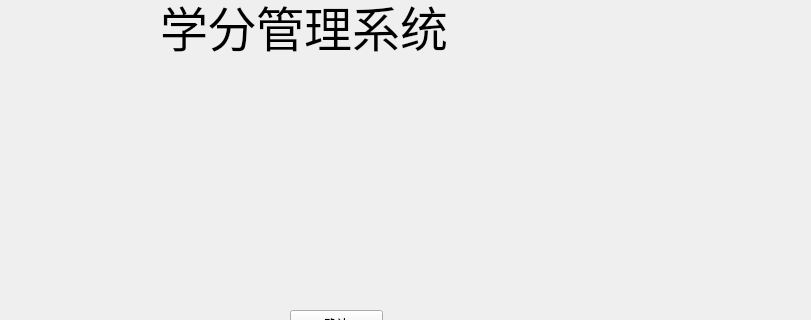
Qt form Tz.ui (ZxxWs/CppClassDesign) before a commit; both pictures show x 210 to 1021 and y 117 to 437 of the 1118 by 662 pixel window.
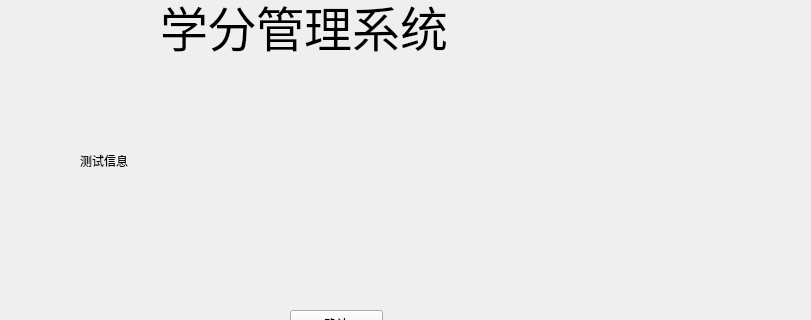
The same form after that commit.

```diff
--- a/Tz.ui
+++ b/Tz.ui
@@ -45,6 +45,19 @@
      <string>确认</string>
     </property>
    </widget>
+   <widget class="QLabel" name="TagShow">
+    <property name="geometry">
+     <rect>
+      <x>290</x>
+      <y>220</y>
+      <width>651</width>
+      <height>81</height>
+     </rect>
+    </property>
+    <property name="text">
+     <string>测试信息</string>
+    </property>
+   </widget>
   </widget>
   <widget class="QMenuBar" name="menuBar">
    <property name="geometry">
```
